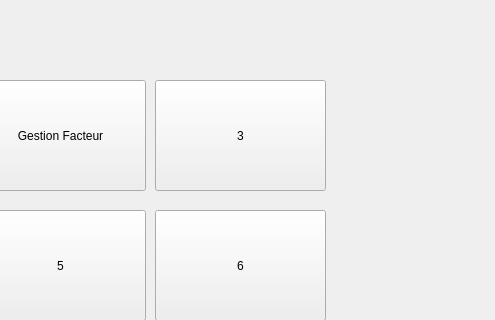
Above: menu.ui from rannouna/-smart_event-planner_2A36 before the change; both pictures show x 355 to 850 and y 0 to 320 of the 850 by 447 pixel window. Below: the same form after it.
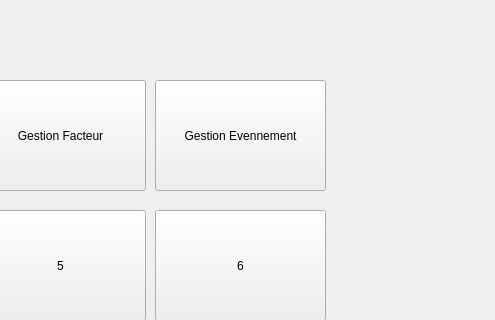
That is the form after the change.

Patch:
```diff
--- a/menu.ui
+++ b/menu.ui
@@ -50,7 +50,7 @@
      </rect>
     </property>
     <property name="text">
-     <string>3</string>
+     <string>Gestion Evennement</string>
     </property>
    </widget>
    <widget class="QPushButton" name="pushButton_4">
```
Left out of the diff: 2 changed lines with no effect on the pictures.
